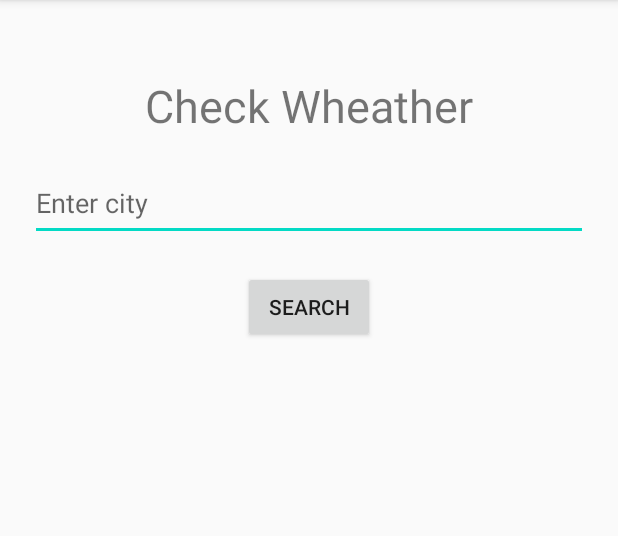
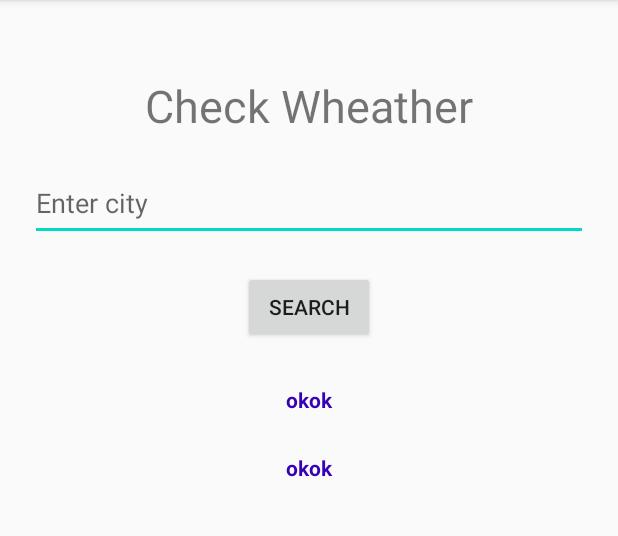
Before and after one commit to khush5471/HiltAndDagger, an Android app: the screen it shows after launch (MainActivity), on a phone screen of 412 x 824 dp, the part 84-620 px from its top. Run offline under Robolectric (Android 15) with nearby library versions, the phone set to English and light mode, and no system bars; our stand-ins replace Dagger/Hilt's generated code; libraries missing offline, so code that uses them is left out: androidx.hilt, androidx.hilt.lifecycle.

Commit message:
Started implementing view binding.

```diff
--- a/app/build.gradle
+++ b/app/build.gradle
@@ -33,6 +33,11 @@ android {
 
     kotlinOptions {
         jvmTarget = JavaVersion.VERSION_1_8.toString()//this dependency is used to handle no argument constructer when hilt uses viewModels()
+    }
+
+    //for viewbinding
+    buildFeatures {
+        viewBinding true
     }
 }
 
--- a/app/src/main/java/com/example/hiltanddaggerpractice/network/WebService.kt
+++ b/app/src/main/java/com/example/hiltanddaggerpractice/network/WebService.kt
@@ -1,13 +1,16 @@
 package com.example.hiltanddaggerpractice.network
 
+import com.example.hiltanddaggerpractice.model.WeatherResponse
 import retrofit2.Call
 import retrofit2.http.GET
 import retrofit2.http.Query
-import java.util.*
 
 interface WebService {
 
     @GET("weather")
-    fun getCityWeather(@Query("q") city: String, @Query("appid") appId: String): Call<Objects>
+    fun getCityWeather(
+        @Query("q") city: String,
+        @Query("appid") appId: String
+    ): Call<WeatherResponse>
 
 }
--- a/app/src/main/java/com/example/hiltanddaggerpractice/views/fragment/WeatherFragment.kt
+++ b/app/src/main/java/com/example/hiltanddaggerpractice/views/fragment/WeatherFragment.kt
@@ -6,15 +6,22 @@ import android.view.View
 import android.view.ViewGroup
 import androidx.fragment.app.Fragment
 import androidx.fragment.app.viewModels
-import com.example.hiltanddaggerpractice.R
+import androidx.lifecycle.Observer
+import com.example.hiltanddaggerpractice.databinding.FragmentTestBinding
 import dagger.hilt.android.AndroidEntryPoint
+import kotlinx.android.synthetic.main.fragment_test.*
+
 
 @AndroidEntryPoint
 class WeatherFragment : Fragment() {
 
     private val mViewModel: WeatherViewModel by viewModels()
 
-//    lateinit var mViewModel: WeatherViewModel
+
+    private var fragmentBinding: FragmentTestBinding? = null
+
+    //    lateinit var mViewModel: WeatherViewModel
+    private val binding get() = fragmentBinding!!
 
 
 //    @Inject
@@ -25,7 +32,11 @@ class WeatherFragment : Fragment() {
         container: ViewGroup?,
         savedInstanceState: Bundle?
     ): View? {
-        return inflater.inflate(R.layout.fragment_test, container, false)
+
+        fragmentBinding = FragmentTestBinding.inflate(layoutInflater, container, false)
+        val view = binding.root
+//        return inflater.inflate(R.layout.fragment_test, container, false)
+        return view
     }
 
     override fun onViewCreated(view: View, savedInstanceState: Bundle?) {
@@ -35,8 +46,31 @@ class WeatherFragment : Fragment() {
 //        testOne.helloTestTwo()
 
 //         val mm=ViewModelProvider(this).get(WeatherViewModel::class.java)
+        addSubscribers()
+        buttonSearch.setOnClickListener {
+            val city = edtEnterCity.text.toString()
+            mViewModel.getWeather(city)
 
-        mViewModel.getWeather("montreal")
+        }
     }
 
+
+    fun addSubscribers() {
+        mViewModel.mGetWeather.observe(this, Observer {
+
+            it?.let {
+                txtCityName.text = it.name
+                it.main?.temp?.let {
+                    val temp = it - 273.15
+                    txtTemperature.text = temp.toInt().toString() + " \u2103"
+                }
+
+            }
+        })
+    }
+
+    override fun onDestroyView() {
+        super.onDestroyView()
+        fragmentBinding = null
+    }
 }
--- a/app/src/main/java/com/example/hiltanddaggerpractice/views/fragment/WeatherRepository.kt
+++ b/app/src/main/java/com/example/hiltanddaggerpractice/views/fragment/WeatherRepository.kt
@@ -1,23 +1,29 @@
 package com.example.hiltanddaggerpractice.views.fragment
 
+import com.example.hiltanddaggerpractice.model.WeatherResponse
 import com.example.hiltanddaggerpractice.network.WebService
 import retrofit2.Call
 import retrofit2.Callback
 import retrofit2.Response
-import java.util.*
 import javax.inject.Inject
 
 class WeatherRepository @Inject constructor(private val mService: WebService) {
 
 
-    fun getWeatherFromCity(city: String) {
+    fun getWeatherFromCity(city: String, wheatherResponse: (WeatherResponse) -> Unit) {
         mService.getCityWeather(city, "1de6a975068f98520e6710c07429c7bd")
-            .enqueue(object : Callback<Objects> {
-                override fun onFailure(call: Call<Objects>, t: Throwable) {
+            .enqueue(object : Callback<WeatherResponse> {
+                override fun onFailure(call: Call<WeatherResponse>, t: Throwable) {
 
                 }
 
-                override fun onResponse(call: Call<Objects>, response: Response<Objects>) {
+                override fun onResponse(
+                    call: Call<WeatherResponse>,
+                    response: Response<WeatherResponse>
+                ) {
+                    response.body()?.let {
+                        wheatherResponse(it)
+                    }
                 }
             })
 
--- a/app/src/main/java/com/example/hiltanddaggerpractice/views/fragment/WeatherViewModel.kt
+++ b/app/src/main/java/com/example/hiltanddaggerpractice/views/fragment/WeatherViewModel.kt
@@ -5,7 +5,7 @@ import androidx.hilt.lifecycle.ViewModelInject
 import androidx.lifecycle.MutableLiveData
 import androidx.lifecycle.SavedStateHandle
 import androidx.lifecycle.ViewModel
-import java.util.*
+import com.example.hiltanddaggerpractice.model.WeatherResponse
 
 
 class WeatherViewModel @ViewModelInject constructor(
@@ -14,12 +14,14 @@ class WeatherViewModel @ViewModelInject constructor(
 ) :
     ViewModel() {
 
-    val mGetWeather = MutableLiveData<Objects>()
+    val mGetWeather = MutableLiveData<WeatherResponse>()
 
 
     fun getWeather(city: String) {
 //        mGetWeather.value
-        repository.getWeatherFromCity(city)
+        repository.getWeatherFromCity(city, {
+            mGetWeather.value = it
+        })
     }
 
 }
--- a/app/src/main/res/layout/fragment_test.xml
+++ b/app/src/main/res/layout/fragment_test.xml
@@ -5,12 +5,12 @@
     android:layout_height="match_parent">
 
     <TextView
+        android:id="@+id/txtCheckWeather"
         android:layout_width="wrap_content"
         android:layout_height="wrap_content"
-        android:id="@+id/txtCheckWeather"
-        android:textSize="30dp"
         android:layout_marginTop="50dp"
         android:text="Check Wheather"
+        android:textSize="30dp"
         app:layout_constraintEnd_toEndOf="parent"
         app:layout_constraintStart_toStartOf="parent"
         app:layout_constraintTop_toTopOf="parent" />
@@ -36,11 +36,31 @@
         app:layout_constraintTop_toBottomOf="@id/edtEnterCity" />
 
     <TextView
+        android:id="@+id/txtTemperature"
         android:layout_width="0dp"
-        android:layout_height="0dp"
+        android:layout_height="wrap_content"
+        android:layout_marginTop="20dp"
+        android:gravity="center"
         android:padding="8dp"
-        app:layout_constraintBottom_toBottomOf="parent"
+        android:text="okok"
+        android:textColor="@color/colorPrimaryDark"
+        android:textStyle="bold"
         app:layout_constraintEnd_toEndOf="parent"
         app:layout_constraintStart_toStartOf="parent"
         app:layout_constraintTop_toBottomOf="@id/buttonSearch" />
+
+    <TextView
+        android:id="@+id/txtCityName"
+        android:layout_width="0dp"
+        android:layout_height="wrap_content"
+        android:layout_marginTop="10dp"
+        android:gravity="center"
+        android:padding="8dp"
+        android:text="okok"
+        android:textColor="@color/colorPrimaryDark"
+        android:textStyle="bold"
+        app:layout_constraintEnd_toEndOf="parent"
+        app:layout_constraintStart_toStartOf="parent"
+        app:layout_constraintTop_toBottomOf="@id/txtTemperature" />
+
 </androidx.constraintlayout.widget.ConstraintLayout>
```
Also changed, not shown: app/src/main/java/com/example/hiltanddaggerpractice/model/WeatherResponse.kt (added, +123 -0 lines).
